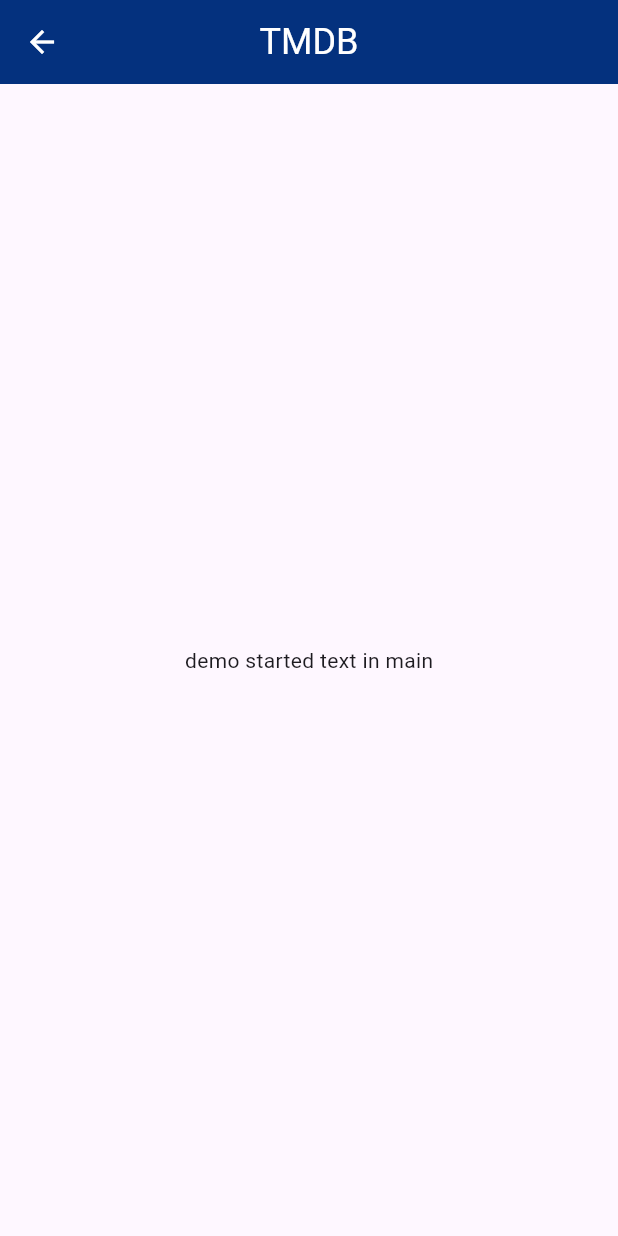
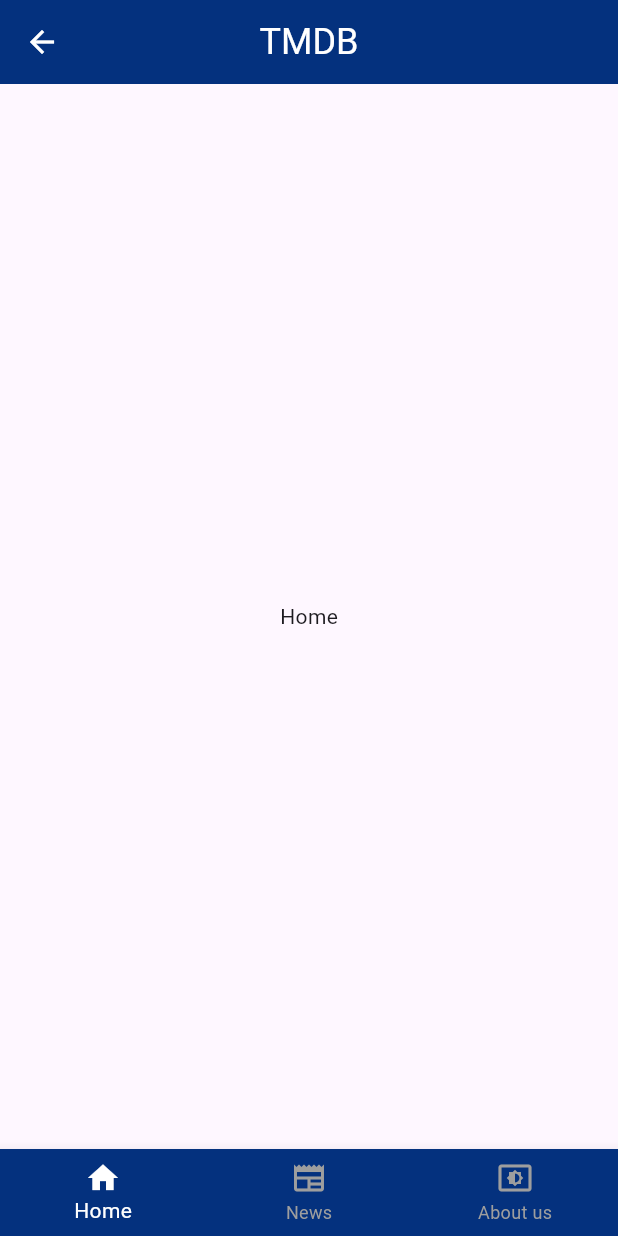
Before and after one commit to ValGorovyi/prog_LazyLF, a Flutter app: the MainScreenW screen opened by its route, on a phone screen of 412 x 824 dp. Run offline on Flutter 3.47's test engine with Material 3 defaults, Android fonts, the phone set to English and light mode, and no system bars.

Commit message:
add BottomNavigationB

```diff
--- a/lib/main.dart
+++ b/lib/main.dart
@@ -38,6 +38,11 @@ class UpperThemeW extends StatelessWidget {
             ),
           ),
         ),
+        bottomNavigationBarTheme: BottomNavigationBarThemeData(
+          backgroundColor: const Color.fromARGB(255, 4, 49, 126),
+          selectedItemColor: Colors.white,
+          unselectedItemColor: Colors.grey,
+        ),
         textTheme: TextTheme(displayMedium: TextStyle(fontSize: 16)),
 
         // colorScheme: ColorScheme.fromSeed(seedColor: Colors.deepPurple),
--- a/lib/mainScreenW/mainScreenW.dart
+++ b/lib/mainScreenW/mainScreenW.dart
@@ -8,11 +8,36 @@ class MainScreenW extends StatefulWidget {
 }
 
 class _MainScreenW extends State<MainScreenW> {
+  int _selectedIndex = 0;
+  void onTapItemBar(int index) {
+    if (index == _selectedIndex) return;
+    setState(() {
+      _selectedIndex = index;
+    });
+  }
+
+  static const List<Widget> _ontaperWidget = [
+    Text('Home'),
+    Text('News'),
+    Text('About us'),
+  ];
   @override
   Widget build(BuildContext context) {
     return Scaffold(
       appBar: AppBar(title: Text('TMDB')),
-      body: Center(child: Text('demo started text in main')),
+      body: Center(child: _ontaperWidget[_selectedIndex]),
+      bottomNavigationBar: BottomNavigationBar(
+        currentIndex: _selectedIndex,
+        onTap: (index) => onTapItemBar(index),
+        items: [
+          BottomNavigationBarItem(icon: Icon(Icons.home), label: 'Home'),
+          BottomNavigationBarItem(icon: Icon(Icons.newspaper), label: 'News'),
+          BottomNavigationBarItem(
+            icon: Icon(Icons.settings_brightness),
+            label: 'About us',
+          ),
+        ],
+      ),
     );
   }
 }
```
Also changed, not shown: lib/authW/authW.dart (+6 -6 lines).
